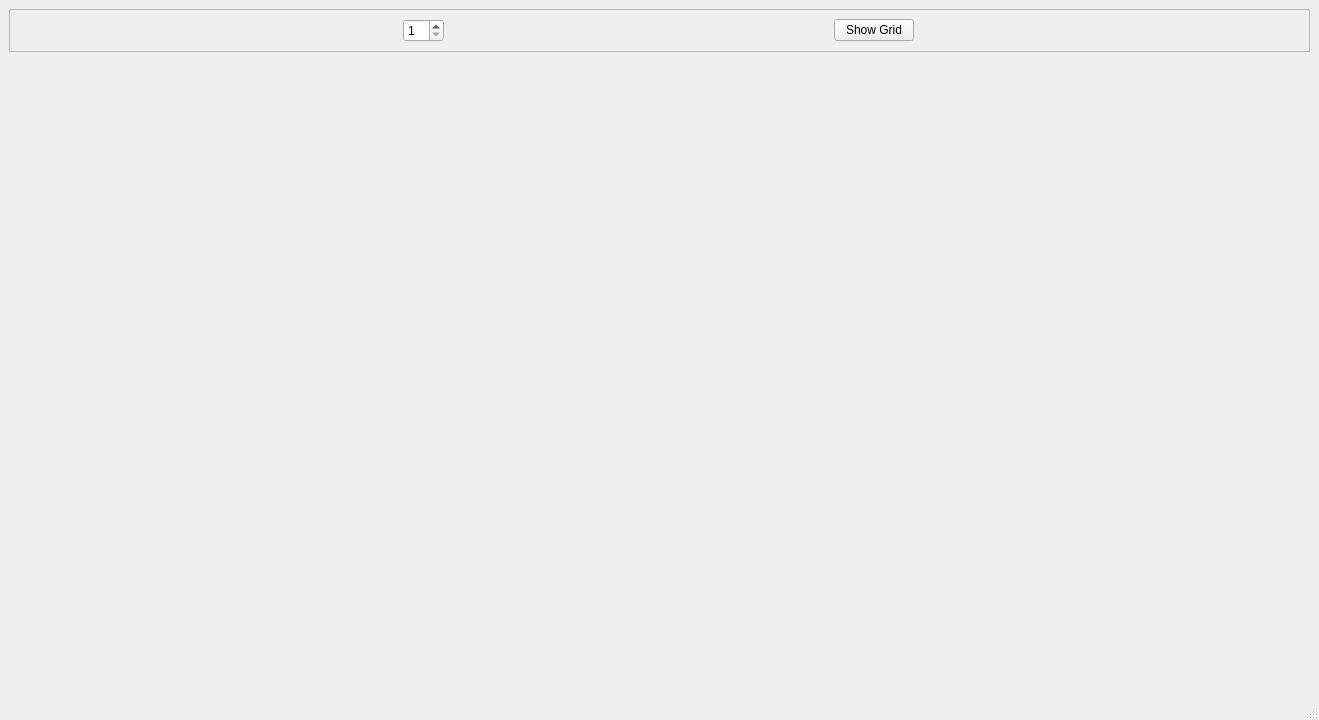
Above: gamewindow.ui from SauhardyaCode/Hill-Climb-Racing before the change. Below: the same form after it.
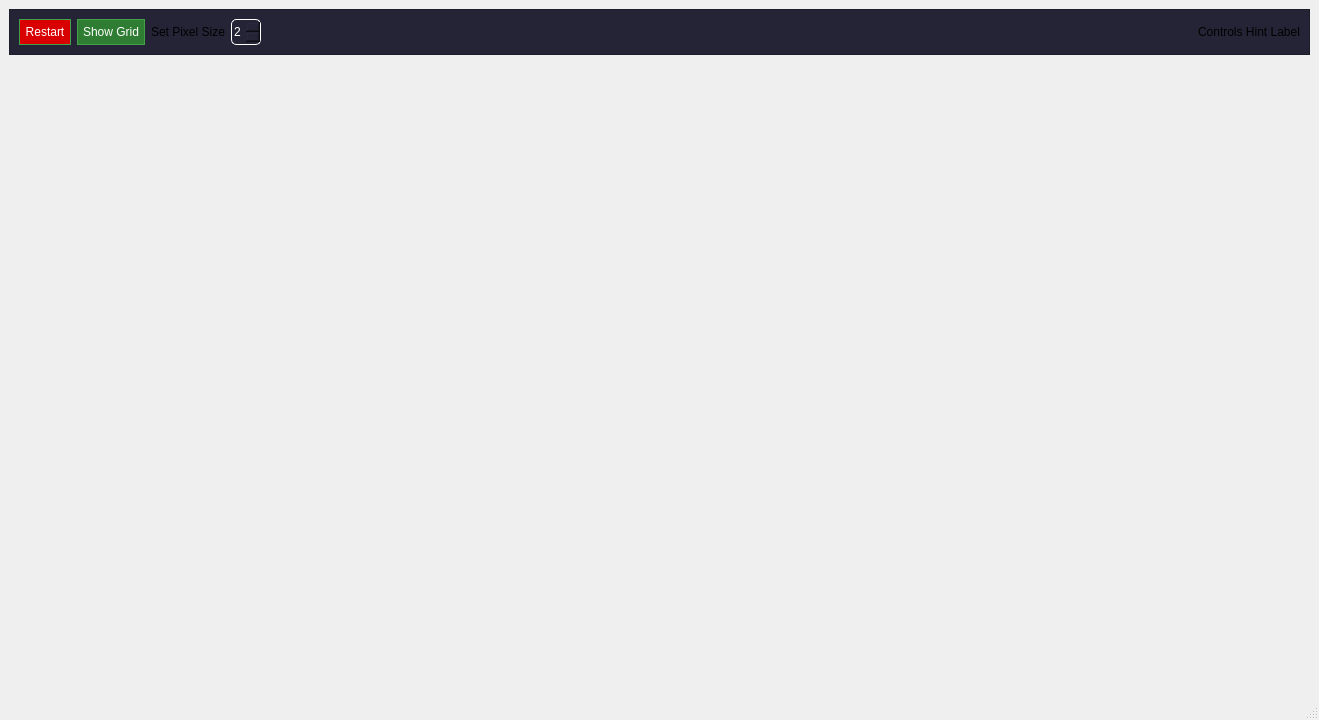
That is the form after the change.

Commit message: Update control panel on top

Diff of the .ui file:
```diff
--- a/gamewindow.ui
+++ b/gamewindow.ui
@@ -26,6 +26,9 @@
         <verstretch>0</verstretch>
        </sizepolicy>
       </property>
+      <property name="styleSheet">
+       <string notr="true">background-color: rgb(36, 36, 54);</string>
+      </property>
       <property name="frameShape">
        <enum>QFrame::Shape::StyledPanel</enum>
       </property>
@@ -33,29 +36,633 @@
        <enum>QFrame::Shadow::Raised</enum>
       </property>
       <layout class="QHBoxLayout" name="horizontalLayout">
+       <item>
+        <widget class="QPushButton" name="pushButton">
+         <property name="styleSheet">
+          <string notr="true">background-color: rgb(216, 0, 0); color: white; border: 1px solid #43a047;
+font: 700 12pt &quot;System&quot;;
+padding: 5px;</string>
+         </property>
+         <property name="text">
+          <string>Restart</string>
+         </property>
+        </widget>
+       </item>
+       <item>
+        <widget class="QPushButton" name="gridBtn">
+         <property name="sizePolicy">
+          <sizepolicy hsizetype="Maximum" vsizetype="Fixed">
+           <horstretch>0</horstretch>
+           <verstretch>0</verstretch>
+          </sizepolicy>
+         </property>
+         <property name="contextMenuPolicy">
+          <enum>Qt::ContextMenuPolicy::NoContextMenu</enum>
+         </property>
+         <property name="styleSheet">
+          <string notr="true">background-color: #2e7d32; color: white; border: 1px solid #43a047;
+font: 700 12pt &quot;System&quot;;
+padding: 5px;</string>
+         </property>
+         <property name="text">
+          <string>Show Grid</string>
+         </property>
+        </widget>
+       </item>
+       <item>
+        <widget class="QLabel" name="label_2">
+         <property name="text">
+          <string>Set Pixel Size</string>
+         </property>
+        </widget>
+       </item>
        <item>
         <widget class="QSpinBox" name="zoomSet">
          <property name="sizePolicy">
-          <sizepolicy hsizetype="Maximum" vsizetype="Fixed">
+          <sizepolicy hsizetype="Minimum" vsizetype="Fixed">
            <horstretch>0</horstretch>
            <verstretch>0</verstretch>
           </sizepolicy>
          </property>
+         <property name="maximumSize">
+          <size>
+           <width>16777215</width>
+           <height>27</height>
+          </size>
+         </property>
+         <property name="palette">
+          <palette>
+           <active>
+            <colorrole role="WindowText">
+             <brush brushstyle="SolidPattern">
+              <color alpha="255">
+               <red>255</red>
+               <green>255</green>
+               <blue>255</blue>
+              </color>
+             </brush>
+            </colorrole>
+            <colorrole role="Button">
+             <brush brushstyle="SolidPattern">
+              <color alpha="255">
+               <red>36</red>
+               <green>36</green>
+               <blue>54</blue>
+              </color>
+             </brush>
+            </colorrole>
+            <colorrole role="Light">
+             <brush brushstyle="SolidPattern">
+              <color alpha="255">
+               <red>81</red>
+               <green>81</green>
+               <blue>121</blue>
+              </color>
+             </brush>
+            </colorrole>
+            <colorrole role="Midlight">
+             <brush brushstyle="SolidPattern">
+              <color alpha="255">
+               <red>67</red>
+               <green>67</green>
+               <blue>101</blue>
+              </color>
+             </brush>
+            </colorrole>
+            <colorrole role="Dark">
+             <brush brushstyle="SolidPattern">
+              <color alpha="255">
+               <red>27</red>
+               <green>27</green>
+               <blue>40</blue>
+              </color>
+             </brush>
+            </colorrole>
+            <colorrole role="Mid">
+             <brush brushstyle="SolidPattern">
+              <color alpha="255">
+               <red>36</red>
+               <green>36</green>
+               <blue>54</blue>
+              </color>
+             </brush>
+            </colorrole>
+            <colorrole role="Text">
+             <brush brushstyle="SolidPattern">
+              <color alpha="255">
+               <red>255</red>
+               <green>255</green>
+               <blue>255</blue>
+              </color>
+             </brush>
+            </colorrole>
+            <colorrole role="BrightText">
+             <brush brushstyle="SolidPattern">
+              <color alpha="255">
+               <red>255</red>
+               <green>255</green>
+               <blue>255</blue>
+              </color>
+             </brush>
+            </colorrole>
+            <colorrole role="ButtonText">
+             <brush brushstyle="SolidPattern">
+              <color alpha="255">
+               <red>255</red>
+               <green>255</green>
+               <blue>255</blue>
+              </color>
+             </brush>
+            </colorrole>
+            <colorrole role="Base">
+             <brush brushstyle="SolidPattern">
+              <color alpha="255">
+               <red>36</red>
+               <green>36</green>
+               <blue>54</blue>
+              </color>
+             </brush>
+            </colorrole>
+            <colorrole role="Window">
+             <brush brushstyle="SolidPattern">
+              <color alpha="255">
+               <red>36</red>
+               <green>36</green>
+               <blue>54</blue>
+              </color>
+             </brush>
+            </colorrole>
+            <colorrole role="Shadow">
+             <brush brushstyle="SolidPattern">
+              <color alpha="255">
+               <red>0</red>
+               <green>0</green>
+               <blue>0</blue>
+              </color>
+             </brush>
+            </colorrole>
+            <colorrole role="Highlight">
+             <brush brushstyle="SolidPattern">
+              <color alpha="255">
+               <red>85</red>
+               <green>85</green>
+               <blue>127</blue>
+              </color>
+             </brush>
+            </colorrole>
+            <colorrole role="Link">
+             <brush brushstyle="SolidPattern">
+              <color alpha="255">
+               <red>85</red>
+               <green>255</green>
+               <blue>0</blue>
+              </color>
+             </brush>
+            </colorrole>
+            <colorrole role="LinkVisited">
+             <brush brushstyle="SolidPattern">
+              <color alpha="255">
+               <red>85</red>
+               <green>170</green>
+               <blue>0</blue>
+              </color>
+             </brush>
+            </colorrole>
+            <colorrole role="AlternateBase">
+             <brush brushstyle="SolidPattern">
+              <color alpha="255">
+               <red>27</red>
+               <green>27</green>
+               <blue>40</blue>
+              </color>
+             </brush>
+            </colorrole>
+            <colorrole role="ToolTipBase">
+             <brush brushstyle="SolidPattern">
+              <color alpha="255">
+               <red>255</red>
+               <green>255</green>
+               <blue>220</blue>
+              </color>
+             </brush>
+            </colorrole>
+            <colorrole role="ToolTipText">
+             <brush brushstyle="SolidPattern">
+              <color alpha="255">
+               <red>0</red>
+               <green>0</green>
+               <blue>0</blue>
+              </color>
+             </brush>
+            </colorrole>
+            <colorrole role="PlaceholderText">
+             <brush brushstyle="SolidPattern">
+              <color alpha="127">
+               <red>255</red>
+               <green>255</green>
+               <blue>255</blue>
+              </color>
+             </brush>
+            </colorrole>
+            <colorrole role="Accent">
+             <brush brushstyle="SolidPattern">
+              <color alpha="255">
+               <red>85</red>
+               <green>170</green>
+               <blue>0</blue>
+              </color>
+             </brush>
+            </colorrole>
+           </active>
+           <inactive>
+            <colorrole role="WindowText">
+             <brush brushstyle="SolidPattern">
+              <color alpha="255">
+               <red>255</red>
+               <green>255</green>
+               <blue>255</blue>
+              </color>
+             </brush>
+            </colorrole>
+            <colorrole role="Button">
+             <brush brushstyle="SolidPattern">
+              <color alpha="255">
+               <red>36</red>
+               <green>36</green>
+               <blue>54</blue>
+              </color>
+             </brush>
+            </colorrole>
+            <colorrole role="Light">
+             <brush brushstyle="SolidPattern">
+              <color alpha="255">
+               <red>81</red>
+               <green>81</green>
+               <blue>121</blue>
+              </color>
+             </brush>
+            </colorrole>
+            <colorrole role="Midlight">
+             <brush brushstyle="SolidPattern">
+              <color alpha="255">
+               <red>67</red>
+               <green>67</green>
+               <blue>101</blue>
+              </color>
+             </brush>
+            </colorrole>
+            <colorrole role="Dark">
+             <brush brushstyle="SolidPattern">
+              <color alpha="255">
+               <red>27</red>
+               <green>27</green>
+               <blue>40</blue>
+              </color>
+             </brush>
+            </colorrole>
+            <colorrole role="Mid">
+             <brush brushstyle="SolidPattern">
+              <color alpha="255">
+               <red>36</red>
+               <green>36</green>
+               <blue>54</blue>
+              </color>
+             </brush>
+            </colorrole>
+            <colorrole role="Text">
+             <brush brushstyle="SolidPattern">
+              <color alpha="255">
+               <red>255</red>
+               <green>255</green>
+               <blue>255</blue>
+              </color>
+             </brush>
+            </colorrole>
+            <colorrole role="BrightText">
+             <brush brushstyle="SolidPattern">
+              <color alpha="255">
+               <red>255</red>
+               <green>255</green>
+               <blue>255</blue>
+              </color>
+             </brush>
+            </colorrole>
+            <colorrole role="ButtonText">
+             <brush brushstyle="SolidPattern">
+              <color alpha="255">
+               <red>255</red>
+               <green>255</green>
+               <blue>255</blue>
+              </color>
+             </brush>
+            </colorrole>
+            <colorrole role="Base">
+             <brush brushstyle="SolidPattern">
+              <color alpha="255">
+               <red>36</red>
+               <green>36</green>
+               <blue>54</blue>
+              </color>
+             </brush>
+            </colorrole>
+            <colorrole role="Window">
+             <brush brushstyle="SolidPattern">
+              <color alpha="255">
+               <red>36</red>
+               <green>36</green>
+               <blue>54</blue>
+              </color>
+             </brush>
+            </colorrole>
+            <colorrole role="Shadow">
+             <brush brushstyle="SolidPattern">
+              <color alpha="255">
+               <red>0</red>
+               <green>0</green>
+               <blue>0</blue>
+              </color>
+             </brush>
+            </colorrole>
+            <colorrole role="Highlight">
+             <brush brushstyle="SolidPattern">
+              <color alpha="255">
+               <red>85</red>
+               <green>85</green>
+               <blue>127</blue>
+              </color>
+             </brush>
+            </colorrole>
+            <colorrole role="Link">
+             <brush brushstyle="SolidPattern">
+              <color alpha="255">
+               <red>85</red>
+               <green>255</green>
+               <blue>0</blue>
+              </color>
+             </brush>
+            </colorrole>
+            <colorrole role="LinkVisited">
+             <brush brushstyle="SolidPattern">
+              <color alpha="255">
+               <red>85</red>
+               <green>170</green>
+               <blue>0</blue>
+              </color>
+             </brush>
+            </colorrole>
+            <colorrole role="AlternateBase">
+             <brush brushstyle="SolidPattern">
+              <color alpha="255">
+               <red>27</red>
+               <green>27</green>
+               <blue>40</blue>
+              </color>
+             </brush>
+            </colorrole>
+            <colorrole role="ToolTipBase">
+             <brush brushstyle="SolidPattern">
+              <color alpha="255">
+               <red>255</red>
+               <green>255</green>
+               <blue>220</blue>
+              </color>
+             </brush>
+            </colorrole>
+            <colorrole role="ToolTipText">
+             <brush brushstyle="SolidPattern">
+              <color alpha="255">
+               <red>0</red>
+               <green>0</green>
+               <blue>0</blue>
+              </color>
+             </brush>
+            </colorrole>
+            <colorrole role="PlaceholderText">
+             <brush brushstyle="SolidPattern">
+              <color alpha="127">
+               <red>255</red>
+               <green>255</green>
+               <blue>255</blue>
+              </color>
+             </brush>
+            </colorrole>
+            <colorrole role="Accent">
+             <brush brushstyle="SolidPattern">
+              <color alpha="255">
+               <red>85</red>
+               <green>170</green>
+               <blue>0</blue>
+              </color>
+             </brush>
+            </colorrole>
+           </inactive>
+           <disabled>
+            <colorrole role="WindowText">
+             <brush brushstyle="SolidPattern">
+              <color alpha="255">
+               <red>27</red>
+               <green>27</green>
+               <blue>40</blue>
+              </color>
+             </brush>
+            </colorrole>
+            <colorrole role="Button">
+             <brush brushstyle="SolidPattern">
+              <color alpha="255">
+               <red>36</red>
+               <green>36</green>
+               <blue>54</blue>
+              </color>
+             </brush>
+            </colorrole>
+            <colorrole role="Light">
+             <brush brushstyle="SolidPattern">
+              <color alpha="255">
+               <red>81</red>
+               <green>81</green>
+               <blue>121</blue>
+              </color>
+             </brush>
+            </colorrole>
+            <colorrole role="Midlight">
+             <brush brushstyle="SolidPattern">
+              <color alpha="255">
+               <red>67</red>
+               <green>67</green>
+               <blue>101</blue>
+              </color>
+             </brush>
+            </colorrole>
+            <colorrole role="Dark">
+             <brush brushstyle="SolidPattern">
+              <color alpha="255">
+               <red>27</red>
+               <green>27</green>
+               <blue>40</blue>
+              </color>
+             </brush>
+            </colorrole>
+            <colorrole role="Mid">
+             <brush brushstyle="SolidPattern">
+              <color alpha="255">
+               <red>36</red>
+               <green>36</green>
+               <blue>54</blue>
+              </color>
+             </brush>
+            </colorrole>
+            <colorrole role="Text">
+             <brush brushstyle="SolidPattern">
+              <color alpha="255">
+               <red>27</red>
+               <green>27</green>
+               <blue>40</blue>
+              </color>
+             </brush>
+            </colorrole>
+            <colorrole role="BrightText">
+             <brush brushstyle="SolidPattern">
+              <color alpha="255">
+               <red>255</red>
+               <green>255</green>
+               <blue>255</blue>
+              </color>
+             </brush>
+            </colorrole>
+            <colorrole role="ButtonText">
+             <brush brushstyle="SolidPattern">
+              <color alpha="255">
+               <red>27</red>
+               <green>27</green>
+               <blue>40</blue>
+              </color>
+             </brush>
+            </colorrole>
+            <colorrole role="Base">
+             <brush brushstyle="SolidPattern">
+              <color alpha="255">
+               <red>36</red>
+               <green>36</green>
+               <blue>54</blue>
+              </color>
+             </brush>
+            </colorrole>
+            <colorrole role="Window">
+             <brush brushstyle="SolidPattern">
+              <color alpha="255">
+               <red>36</red>
+               <green>36</green>
+               <blue>54</blue>
+              </color>
+             </brush>
+            </colorrole>
+            <colorrole role="Shadow">
+             <brush brushstyle="SolidPattern">
+              <color alpha="255">
+               <red>0</red>
+               <green>0</green>
+               <blue>0</blue>
+              </color>
+             </brush>
+            </colorrole>
+            <colorrole role="Link">
+             <brush brushstyle="SolidPattern">
+              <color alpha="255">
+               <red>85</red>
+               <green>255</green>
+               <blue>0</blue>
+              </color>
+             </brush>
+            </colorrole>
+            <colorrole role="LinkVisited">
+             <brush brushstyle="SolidPattern">
+              <color alpha="255">
+               <red>85</red>
+               <green>170</green>
+               <blue>0</blue>
+              </color>
+             </brush>
+            </colorrole>
+            <colorrole role="AlternateBase">
+             <brush brushstyle="SolidPattern">
+              <color alpha="255">
+               <red>54</red>
+               <green>54</green>
+               <blue>81</blue>
+              </color>
+             </brush>
+            </colorrole>
+            <colorrole role="ToolTipBase">
+             <brush brushstyle="SolidPattern">
+              <color alpha="255">
+               <red>255</red>
+               <green>255</green>
+               <blue>220</blue>
+              </color>
+             </brush>
+            </colorrole>
+            <colorrole role="ToolTipText">
+             <brush brushstyle="SolidPattern">
+              <color alpha="255">
+               <red>0</red>
+               <green>0</green>
+               <blue>0</blue>
+              </color>
+             </brush>
+            </colorrole>
+            <colorrole role="PlaceholderText">
+             <brush brushstyle="SolidPattern">
+              <color alpha="127">
+               <red>27</red>
+               <green>27</green>
+               <blue>40</blue>
+              </color>
+             </brush>
+            </colorrole>
+            <colorrole role="Accent">
+             <brush brushstyle="SolidPattern">
+              <color alpha="255">
+               <red>85</red>
+               <green>170</green>
+               <blue>0</blue>
+              </color>
+             </brush>
+            </colorrole>
+           </disabled>
+          </palette>
+         </property>
+         <property name="styleSheet">
+          <string notr="true">border: 1px solid white;
+border-radius: 5px;</string>
+         </property>
          <property name="minimum">
           <number>1</number>
          </property>
+         <property name="maximum">
+          <number>8</number>
+         </property>
+         <property name="value">
+          <number>2</number>
+         </property>
         </widget>
        </item>
        <item>
-        <widget class="QPushButton" name="gridBtn">
-         <property name="sizePolicy">
-          <sizepolicy hsizetype="Maximum" vsizetype="Fixed">
-           <horstretch>0</horstretch>
-           <verstretch>0</verstretch>
-          </sizepolicy>
+        <spacer name="horizontalSpacer">
+         <property name="orientation">
+          <enum>Qt::Orientation::Horizontal</enum>
          </property>
+         <property name="sizeHint" stdset="0">
+          <size>
+           <width>40</width>
+           <height>20</height>
+          </size>
+         </property>
+        </spacer>
+       </item>
+       <item>
+        <widget class="QLabel" name="label">
          <property name="text">
-          <string>Show Grid</string>
+          <string>Controls Hint Label</string>
          </property>
         </widget>
        </item>
```
